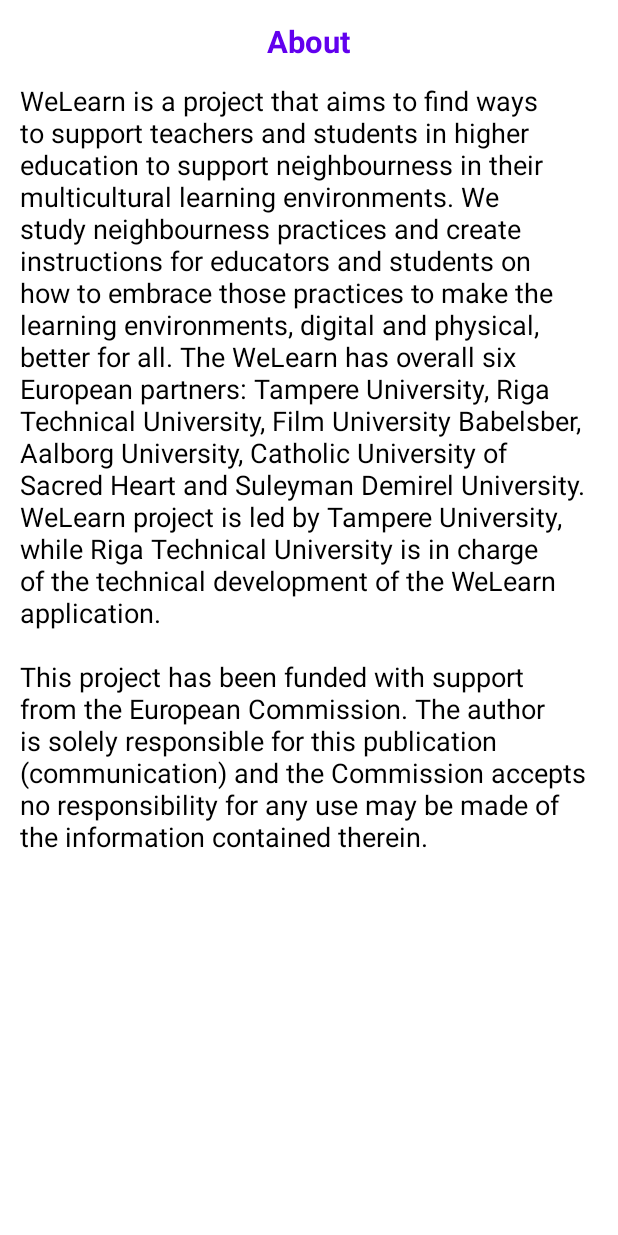
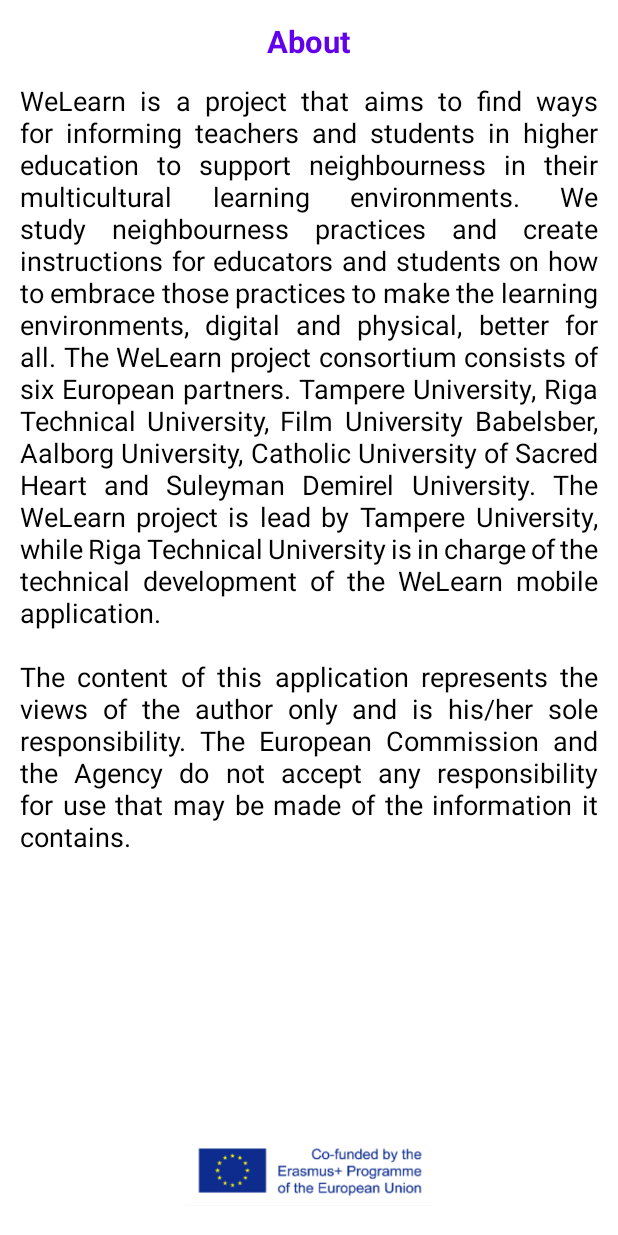
Before and after one commit to RTUIPUAPPS/WeLearn, an Android app: the AboutActivity screen opened directly, with no data from a screen before it, on a phone screen of 412 x 824 dp. Run offline under Robolectric (Android 15) with nearby library versions, the phone set to English and light mode, and no system bars; our stand-ins replace data binding, sdp/ssp sizes.

Commit message:
about screen updated with new text and UI changes for Dashboard

```diff
--- a/app/build.gradle
+++ b/app/build.gradle
@@ -10,7 +10,7 @@
 
     defaultConfig {
         applicationId "com.rtu.welearn"
-        minSdk 21
+        minSdk 26
         targetSdk 31
         versionCode 1
         versionName "1.0"
--- a/app/src/main/res/drawable/bg_rounded_blue_border.xml
+++ b/app/src/main/res/drawable/bg_rounded_blue_border.xml
@@ -2,6 +2,6 @@
 <shape xmlns:android="http://schemas.android.com/apk/res/android">
     <solid android:color="#00000000"/>
     <stroke android:width="@dimen/_2sdp" android:color="@color/blue_border" />
-    <corners android:radius="@dimen/_10sdp"/>
+    <corners android:radius="@dimen/card_corner_radious"/>
     <padding android:left="0dp" android:top="0dp" android:right="0dp" android:bottom="0dp" />
 </shape>
--- a/app/src/main/res/layout/activity_about.xml
+++ b/app/src/main/res/layout/activity_about.xml
@@ -1,16 +1,19 @@
 <?xml version="1.0" encoding="utf-8"?>
-<layout>
+<layout xmlns:app="http://schemas.android.com/apk/res-auto">
 
-    <RelativeLayout xmlns:android="http://schemas.android.com/apk/res/android"
+    <LinearLayout xmlns:android="http://schemas.android.com/apk/res/android"
         xmlns:tools="http://schemas.android.com/tools"
         android:layout_width="match_parent"
+        android:orientation="vertical"
         android:layout_height="match_parent"
         android:background="@color/white"
+        android:paddingBottom="@dimen/_10sdp"
         tools:context=".activity.DashboardActivity">
 
         <ScrollView
             android:layout_width="wrap_content"
-            android:layout_height="wrap_content">
+            android:layout_height="0dp"
+            android:layout_weight="1">
 
             <LinearLayout
                 android:layout_width="match_parent"
@@ -33,13 +36,22 @@
                     android:layout_width="wrap_content"
                     android:layout_height="wrap_content"
                     android:layout_marginTop="@dimen/_10sdp"
-                    android:text="WeLearn is a project that aims to find ways to support teachers and students in higher education to support neighbourness in their multicultural learning environments. We study neighbourness practices and create instructions for educators and students on how to embrace those practices to make the learning environments, digital and physical, better for all. The WeLearn has overall six European partners: Tampere University, Riga Technical University, Film University Babelsber, Aalborg University, Catholic University of Sacred Heart and Suleyman Demirel University. WeLearn project is led by Tampere University, while Riga Technical University is in charge of the technical development of the WeLearn application.
-
-\n \nThis project has been funded with support from the European Commission. The author is solely responsible for this publication (communication) and the Commission accepts no responsibility for any use may be made of the information contained therein.
-"
+                    android:text="@string/str_about"
+                    android:justificationMode="inter_word"
                     android:textColor="@color/black"
                     android:textSize="@dimen/_14ssp" />
             </LinearLayout>
         </ScrollView>
-    </RelativeLayout>
+
+        <androidx.appcompat.widget.AppCompatImageView
+            android:layout_width="@dimen/_127sdp"
+            android:layout_height="@dimen/_36sdp"
+            android:layout_gravity="center_horizontal"
+            android:layout_marginTop="@dimen/_10sdp"
+            android:layout_marginBottom="@dimen/_5sdp"
+             android:background="@color/color_tips"
+            android:scaleType="fitXY"
+            android:src="@drawable/eu_flag_co_funded_pos" />
+
+    </LinearLayout>
 </layout>
--- /dev/null
+++ b/app/src/main/res/values/dimen.xml
@@ -0,0 +1,5 @@
+<?xml version="1.0" encoding="utf-8"?>
+<resources>
+
+    <dimen name="card_corner_radious">@dimen/_15sdp</dimen>
+</resources>
--- a/app/src/main/res/values/strings.xml
+++ b/app/src/main/res/values/strings.xml
@@ -3,4 +3,5 @@
     <string name="about">About</string>
     <string name="home">Home</string>
     <string name="tips">Tips</string>
+    <string name="str_about">WeLearn is a project that aims to find ways for informing teachers and students in higher education to support neighbourness in their multicultural learning environments. We study neighbourness practices and create instructions for educators and students on how to embrace those practices to make the learning environments, digital and physical, better for all. The WeLearn project consortium consists of six European partners. Tampere University, Riga Technical University, Film University Babelsber, Aalborg University, Catholic University of Sacred Heart and Suleyman Demirel University. The WeLearn project is lead by Tampere University, while Riga Technical University is in charge of the technical development of the WeLearn mobile application. \n \nThe content of this application represents the views of the author only and is his/her sole responsibility. The European Commission and the Agency do not accept any responsibility for use that may be made of the information it contains.</string>
 </resources>
```
Also changed, not shown: app/src/main/res/layout/activity_dashboard.xml (+8 -8 lines), app/src/main/res/drawable/eu_flag_co_funded_pos.png (added).
